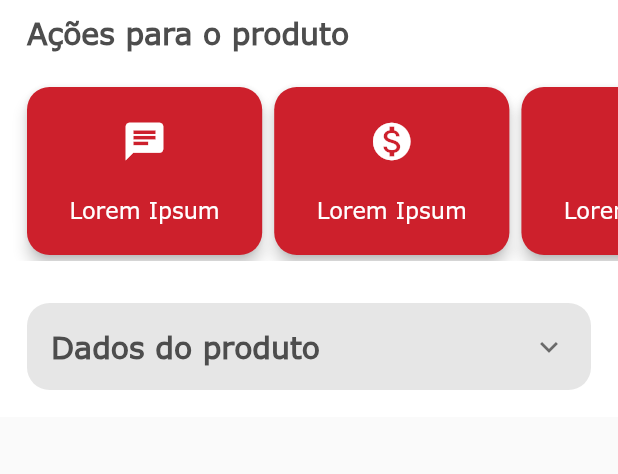
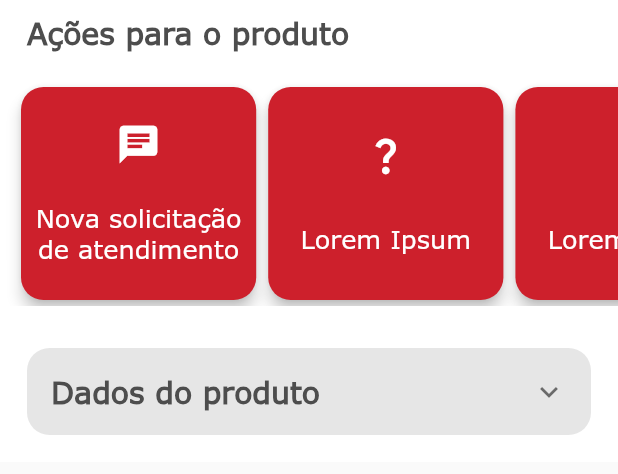
Before and after one commit to pedrocurzel/Desafio-Agrale, a Flutter app: the ProdutoActions widget shown alone on an empty page, opened directly with empty values, on a phone screen of 412 x 824 dp. Shown: the top 474 px of the screen. Run offline on Flutter 3.47's test engine with Material 2 defaults, Android fonts, the phone set to English and light mode, and no system bars.

Commit message:
Ajustes visuais, inicio tela de criação de solicitação

```diff
--- a/lib/Screens/Chassi/consulta_chassi_screen.dart
+++ b/lib/Screens/Chassi/consulta_chassi_screen.dart
@@ -179,7 +179,7 @@ class _ConsultaChassiScreenState extends State<ConsultaChassiScreen> {
       //return null;
       return Produto(
           name: "name",
-          engineNumber: "engineNumber",
+          engineNumber: "93db32m23ns321234",
           frameNumber: "frameNumber",
           secondaryFrameNumber: "secondaryFrameNumber",
           builderNfDate: DateTime.now(),
--- a/lib/widgets/produto_actions.dart
+++ b/lib/widgets/produto_actions.dart
@@ -1,4 +1,5 @@
 import 'package:agrale/Screens/Menu/menu_screen.dart';
+import 'package:agrale/screens/solicitar_atendimento/solicitar_atendimento_screen.dart';
 import 'package:flutter/material.dart';
 import 'package:intl/intl.dart';
 import '../consts/consts.dart';
@@ -14,7 +15,11 @@ class ProdutoActions extends StatefulWidget {
 
 class _ProdutoActionsState extends State<ProdutoActions> {
   List<Map<String, dynamic>> acoesItems = [
-    {"icon": Icons.chat, "label": "Lorem Ipsum", "navigateTo": "/menu"},
+    {
+      "icon": Icons.chat,
+      "label": "Nova solicitação de atendimento",
+      "navigateTo": null
+    },
     {"icon": Icons.monetization_on, "label": "Lorem Ipsum", "navigateTo": null},
     {"icon": Icons.construction, "label": "Lorem Ipsum", "navigateTo": null},
     {"icon": Icons.chat, "label": "Lorem Ipsum", "navigateTo": null}
@@ -53,10 +58,76 @@ class _ProdutoActionsState extends State<ProdutoActions> {
           ],
         ),
         Padding(
-          padding: EdgeInsets.only(top: 10, bottom: 10),
-          child: buildHorizontalList(acoesItems),
+            padding: EdgeInsets.only(top: 10, bottom: 10),
+            child: SizedBox(
+              height: 150,
+              child: ListView(
+                scrollDirection: Axis.horizontal,
+                children: [
+                  Padding(
+                    padding: EdgeInsets.only(left: 10),
+                    child: listCard(
+                        Icons.chat, "Nova solicitação de atendimento",
+                        callback: goToSolicitarAtendimento),
+                  ),
+                  listCard(Icons.question_mark, "Lorem Ipsum"),
+                  listCard(Icons.question_mark, "Lorem Ipsum"),
+                  listCard(Icons.question_mark, "Lorem Ipsum")
+                ],
+              ),
+            )),
+      ],
+    );
+  }
+
+  void goToSolicitarAtendimento() {
+    Navigator.push(
+        context,
+        MaterialPageRoute(
+            builder: (context) => SolicitarAtendimentoScreen(
+                  produto: widget.product,
+                )));
+  }
+
+  Widget listCard(IconData iconName, String label, {Function? callback}) {
+    return Container(
+      decoration: BoxDecoration(borderRadius: appDefaultBorderRadius),
+      //padding: EdgeInsets.all(5),
+      width: MediaQuery.of(context).size.width / 2.5,
+      child: Card(
+        color: Color(baseRed),
+        elevation: 4,
+        shape: RoundedRectangleBorder(borderRadius: appDefaultBorderRadius),
+        child: InkWell(
+          customBorder: RoundedRectangleBorder(
+            borderRadius: appDefaultBorderRadius,
+          ),
+          onTap: () {
+            if (callback != null) {
+              callback();
+            }
+          },
+          child: Column(
+            mainAxisAlignment: MainAxisAlignment.spaceEvenly,
+            children: [
+              Icon(
+                iconName,
+                color: Colors.white,
+                size: 30,
+              ),
+              SizedBox(
+                width: MediaQuery.of(context).size.width / 2.5,
+                child: Text(
+                  label,
+                  style: TextStyle(color: Colors.white, fontSize: 17),
+                  overflow: TextOverflow.fade,
+                  textAlign: TextAlign.center,
+                ),
+              )
+            ],
+          ),
         ),
-      ],
+      ),
     );
   }
 
@@ -66,8 +137,7 @@ class _ProdutoActionsState extends State<ProdutoActions> {
         padding: EdgeInsets.all(18),
         child: Container(
           decoration: BoxDecoration(
-              color: Color(expansionBg),
-              borderRadius: BorderRadius.circular(15)),
+              color: Color(expansionBg), borderRadius: appDefaultBorderRadius),
           child: Theme(
             data: ThemeData(fontFamily: 'Verdana')
                 .copyWith(dividerColor: Colors.transparent),
@@ -80,7 +150,7 @@ class _ProdutoActionsState extends State<ProdutoActions> {
                   child: Container(
                     decoration: BoxDecoration(
                         color: Colors.white,
-                        borderRadius: BorderRadius.circular(15)),
+                        borderRadius: appDefaultBorderRadius),
                     padding: EdgeInsets.all(8),
                     child: Column(
                       children: [
@@ -108,10 +178,12 @@ class _ProdutoActionsState extends State<ProdutoActions> {
                             ],
                           ),
                         ),
+                        buildInfoRow("Nome do Proprietário: ",
+                            widget.product.venda.ownerName),
+                        buildInfoRow("Cidade/UF: ",
+                            "${widget.product.venda.city}/${widget.product.venda.uf}"),
                         buildInfoRow(
-                            "Nome do Proprietário: ", widget.product.venda.ownerName),
-                        buildInfoRow("Cidade/UF: ", "${widget.product.venda.city}/${widget.product.venda.uf}"),
-                        buildInfoRow("Data da NF de Venda: ",
+                            "Data da NF de Venda: ",
                             DateFormat("dd/MM/yyyy")
                                 .format(widget.product.venda.sellNfDate)),
                       ],
```
Also changed, not shown: lib/Screens/Home/home_page.dart (+2 -13 lines), lib/consts/consts.dart (+24 -3 lines), lib/main.dart (+4 -6 lines), lib/screens/solicitar_atendimento/solicitar_atendimento_screen.dart (added, +251 -0 lines), lib/Screens/Home/home_screen.dart (indentation only).
